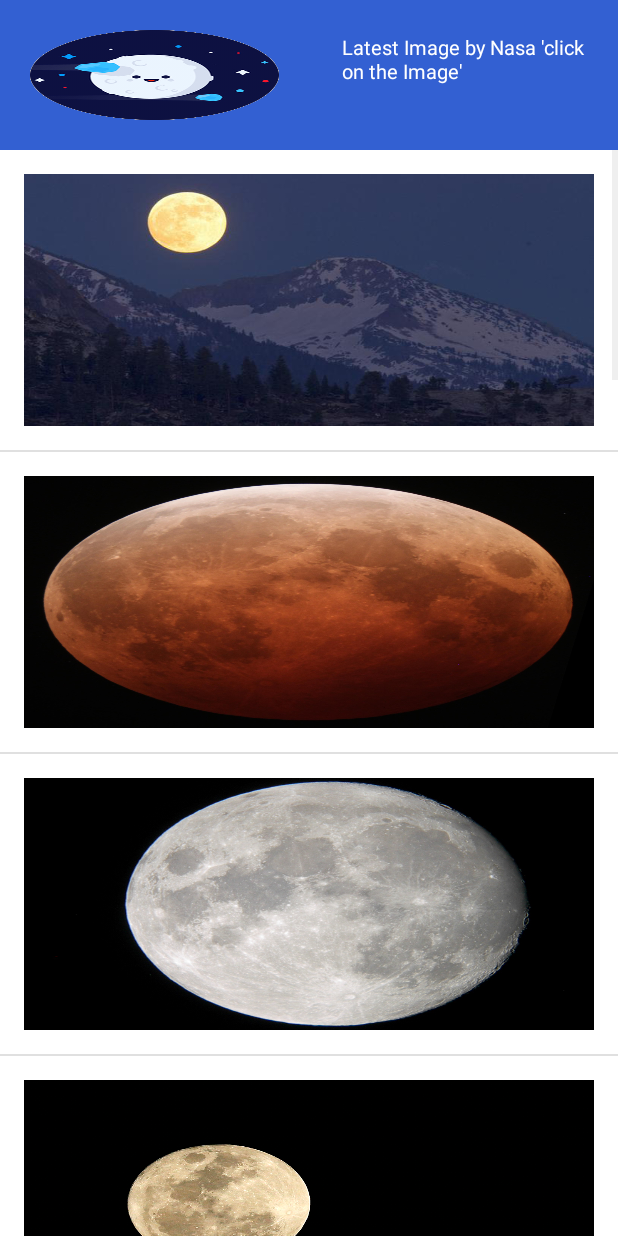
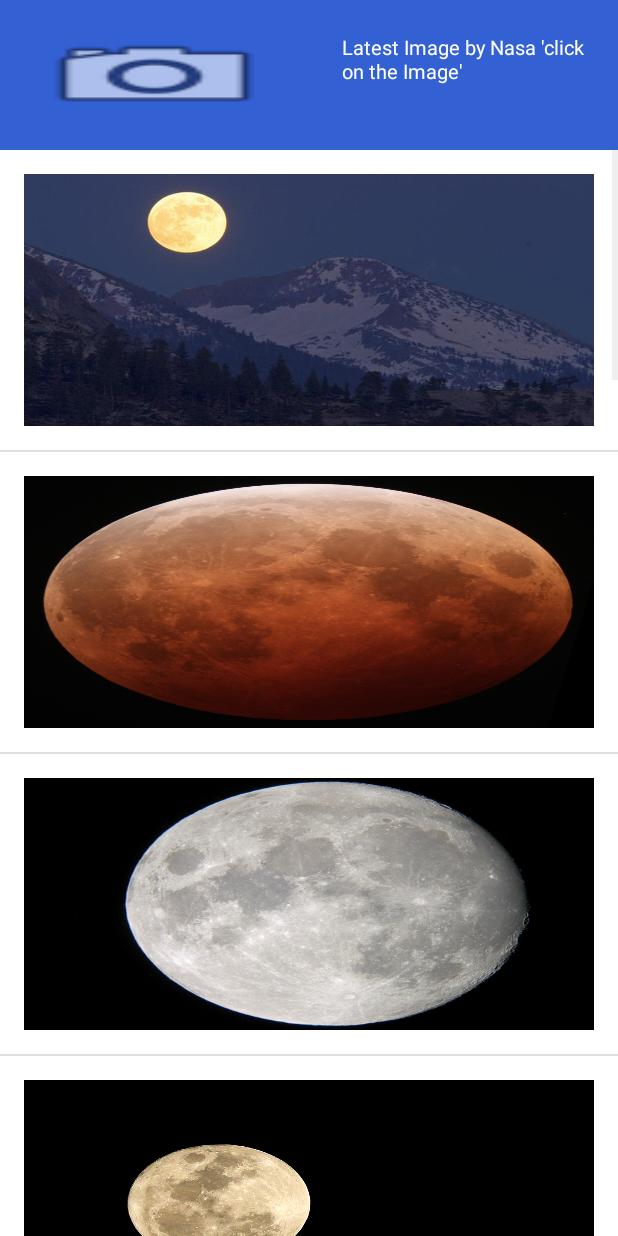
Before and after one commit to Ahmed-Ayman/GoogleStudyJamFinalProject, an Android app: the Images screen opened directly, with no data from a screen before it, on a phone screen of 412 x 824 dp. Run offline under Robolectric (Android 15) with nearby library versions, the phone set to English and light mode, and no system bars.

Commit message:
Update activity_images.xml

```diff
--- a/app/src/main/res/layout/activity_images.xml
+++ b/app/src/main/res/layout/activity_images.xml
@@ -22,7 +22,7 @@
             android:scaleType="fitXY"
             android:background="#3360d2"
             android:padding="20dp"
-            android:src="@drawable/logo"
+            android:src="@android:drawable/ic_menu_camera"
             />
         <TextView
 
```
